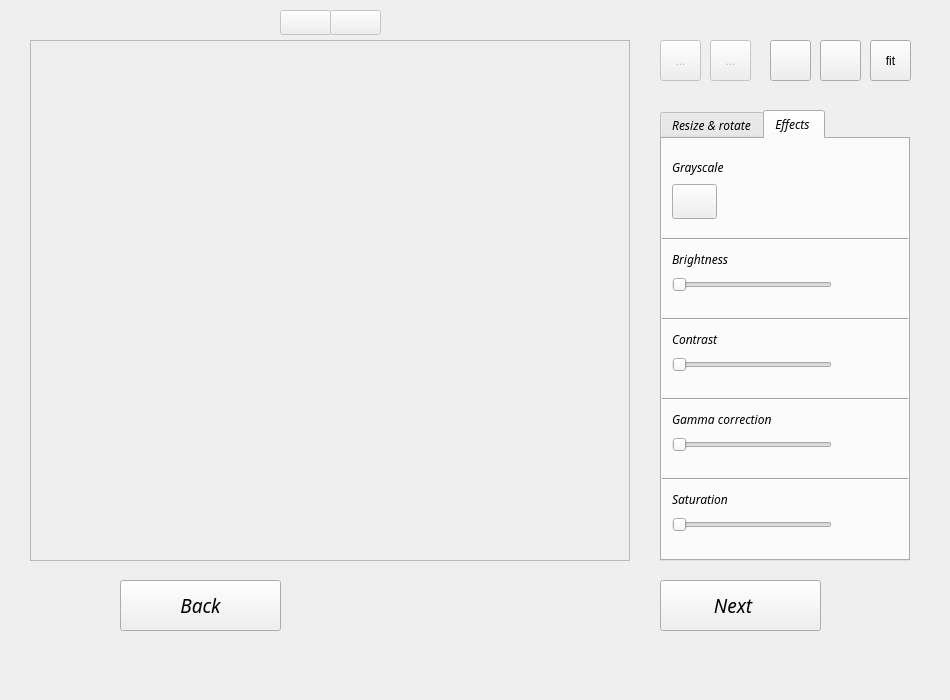
Old version of the form Descan/forms/mainwindow.ui in the repository ratspeaker/descan.
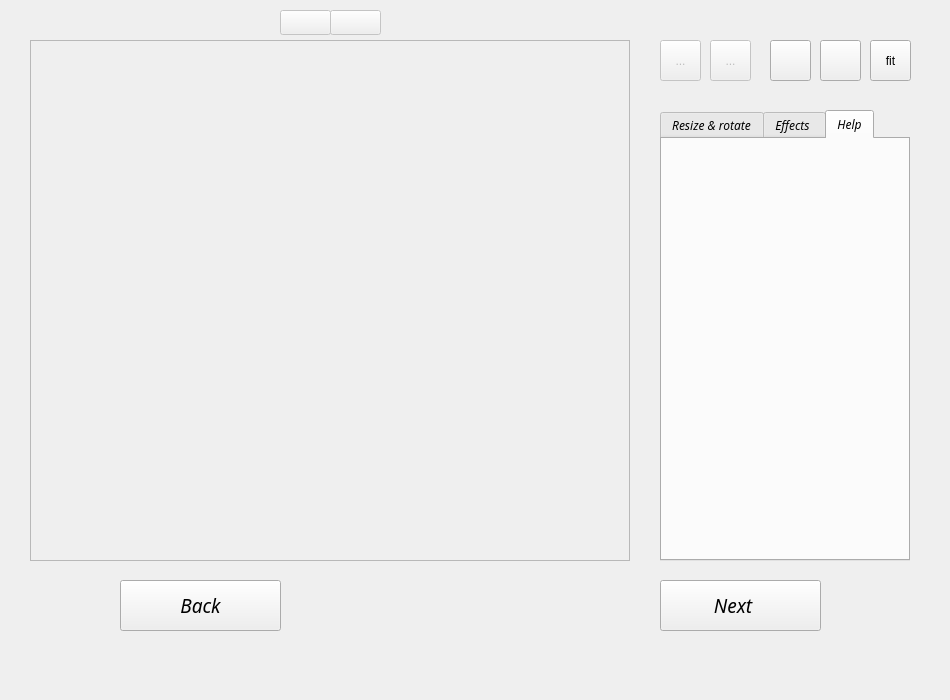
New version of the form. The open tabs and pages were chosen to show the change. Icons and pictures are not drawn.

Commit message:
style: Tab help and image on last page added
*On this tab user can see keyboard shortcuts

```diff
--- a/Descan/forms/mainwindow.ui
+++ b/Descan/forms/mainwindow.ui
@@ -287,7 +287,7 @@
       <enum>QTabWidget::Rounded</enum>
      </property>
      <property name="currentIndex">
-      <number>1</number>
+      <number>2</number>
      </property>
      <property name="iconSize">
       <size>
@@ -740,6 +740,46 @@
        </property>
       </widget>
      </widget>
+     <widget class="QWidget" name="tab">
+      <attribute name="title">
+       <string>Help</string>
+      </attribute>
+      <widget class="QLabel" name="lblHelp">
+       <property name="geometry">
+        <rect>
+         <x>10</x>
+         <y>5</y>
+         <width>231</width>
+         <height>406</height>
+        </rect>
+       </property>
+       <property name="text">
+        <string/>
+       </property>
+       <property name="textFormat">
+        <enum>Qt::AutoText</enum>
+       </property>
+       <property name="wordWrap">
+        <bool>true</bool>
+       </property>
+       <property name="indent">
+        <number>0</number>
+       </property>
+      </widget>
+      <widget class="QLabel" name="lblLink">
+       <property name="geometry">
+        <rect>
+         <x>161</x>
+         <y>393</y>
+         <width>51</width>
+         <height>21</height>
+        </rect>
+       </property>
+       <property name="text">
+        <string/>
+       </property>
+      </widget>
+     </widget>
     </widget>
     <widget class="QPushButton" name="pbNextFinish">
      <property name="geometry">
```
Left out of the diff: 88 changed lines with no effect on the pictures. The commit also changes 5 other files.
